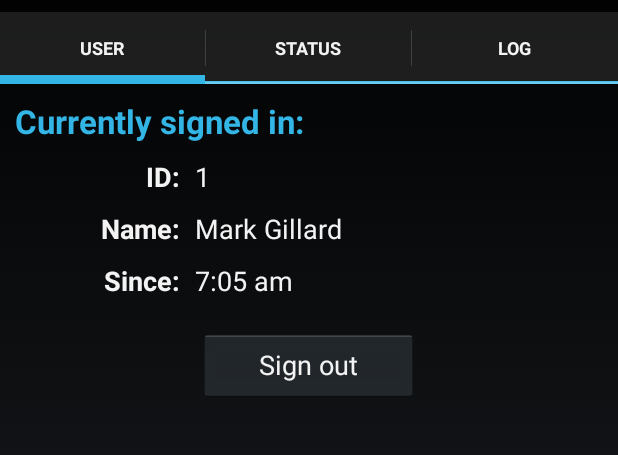
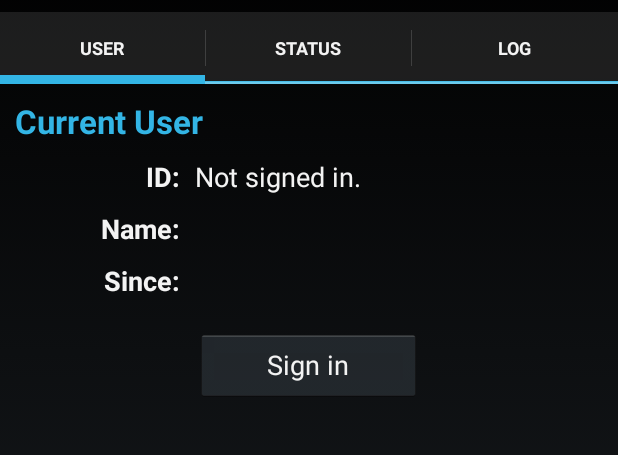
Before and after one commit to WiFindUs/wfu-meshtest-android, an Android app: the screen it shows after launch (MainActivity), on a phone screen of 412 x 824 dp, the part 60-515 px from its top. Run offline under Robolectric (Android 15) with nearby library versions, the phone set to English and light mode, and no system bars.

Commit message:
implemented user logins

```diff
--- a/wfu-meshtester/src/main/java/com/wifindus/meshtester/MainActivity.java
+++ b/wfu-meshtester/src/main/java/com/wifindus/meshtester/MainActivity.java
@@ -78,6 +78,7 @@ public class MainActivity extends FragmentActivity
         intentFilter.addAction(MeshApplication.ACTION_UPDATE_LOCATION);
         intentFilter.addAction(MeshApplication.ACTION_UPDATE_MESH_ADDRESS);
         intentFilter.addAction(MeshApplication.ACTION_UPDATE_CLEANED);
+        intentFilter.addAction(MeshApplication.ACTION_UPDATE_USER);
         registerReceiver(meshActivityReceiver, intentFilter);
 
         //create the background service
--- a/wfu-meshtester/src/main/java/com/wifindus/meshtester/MeshApplication.java
+++ b/wfu-meshtester/src/main/java/com/wifindus/meshtester/MeshApplication.java
@@ -5,6 +5,7 @@ import android.content.Context;
 import android.content.Intent;
 import android.content.SharedPreferences;
 import android.location.Location;
+import android.telephony.TelephonyManager;
 import android.util.Log;
 
 import com.wifindus.meshtester.logs.Logger;
@@ -12,17 +13,21 @@ import com.wifindus.meshtester.logs.Logger;
 import java.net.InetAddress;
 import java.net.UnknownHostException;
 import java.util.Random;
+import java.util.concurrent.ConcurrentHashMap;
 
 /**
  * Created by marzer on 25/04/2014.
  */
 public class MeshApplication extends Application
 {
+    public static final long SIGNOUT_INVALID_TIME = 1000 * 60 * 60 * 8; //eight hours
+
     public static final String ACTION_PREFIX = "WFU_";
     public static final String ACTION_UPDATE_LOCATION = MeshApplication.ACTION_PREFIX + "UPDATE_LOCATION";
     public static final String ACTION_UPDATE_MESH_ADDRESS = MeshApplication.ACTION_PREFIX + "UPDATE_MESH_ADDRESS";
     public static final String ACTION_UPDATE_CONNECTION_STATE = MeshApplication.ACTION_PREFIX + "UPDATE_CONNECTION_STATE";
     public static final String ACTION_UPDATE_CLEANED = MeshApplication.ACTION_PREFIX + "UPDATE_CLEANED";
+    public static final String ACTION_UPDATE_USER = MeshApplication.ACTION_PREFIX + "UPDATE_USER";
 
     private static volatile MeshService meshService = null;
     private static volatile SystemManager systemManager =  null;
@@ -35,6 +40,9 @@ public class MeshApplication extends Application
 
     //device info
     private static volatile String hash = null;
+    private static volatile int userID = -1;
+    private static volatile long lastSignInTime = 0;
+    private static volatile ConcurrentHashMap<Integer, String> userNames = new ConcurrentHashMap<Integer, String>();
 
     //mesh status
     private static volatile boolean meshConnected = false;
@@ -58,12 +66,14 @@ public class MeshApplication extends Application
         //StrictMode.setThreadPolicy(new StrictMode.ThreadPolicy.Builder().detectAll().penaltyLog().penaltyDeath().build());
         //StrictMode.setVmPolicy(new StrictMode.VmPolicy.Builder().detectAll().penaltyLog().penaltyDeath().build());
 
+        //structures
         if (systemManager == null)
             systemManager = new SystemManager(this);
         if (preferences == null)
             preferences = getSharedPreferences("com.wifindus.eye.sharedprefs", Context.MODE_PRIVATE);
-        if (hash == null)
-        {
+
+        //hash
+        SharedPreferences.Editor editor = preferences.edit();
         String tempHash = preferences.getString("hash", null);
         if (tempHash == null) {
             String seed = "abcdefghijklmnopqrstuvwxyzABCDEFHIJKLMNOPQRSTUVWXYZ0123456789";
@@ -73,13 +83,21 @@ public class MeshApplication extends Application
                 int idx = r.nextInt(seed.length());
                 tempHash += seed.substring(idx, idx + 1);
             }
-
-                SharedPreferences.Editor editor = preferences.edit();
             editor.putString("hash", tempHash);
-                editor.commit();
         }
         hash = tempHash;
+
+        //currently signed in user
+        userID = preferences.getInt("userID", -1);
+        lastSignInTime = preferences.getLong("lastSignInTime", 0);
+        if (userID > -1 && (System.currentTimeMillis() - lastSignInTime) > SIGNOUT_INVALID_TIME)
+        {
+            userID = -1;
+            lastSignInTime = 0;
+            editor.putInt("userID", userID);
+            editor.putLong("lastSignInTime", lastSignInTime);
         }
+        editor.commit();
     }
 
     /////////////////////////////////////////////////////////////////////
@@ -97,10 +115,7 @@ public class MeshApplication extends Application
         return meshService;
     }
 
-    public static final SystemManager systems()
-    {
-        return systemManager;
-    }
+    public static final SystemManager systems() { return systemManager; }
 
     public static final String getHash()
     {
@@ -130,6 +145,29 @@ public class MeshApplication extends Application
     public static final String getMeshHostName()
     {
         return meshHostName;
+    }
+
+    public static final int getUserID() { return userID; }
+
+    public static final long getUserSignedInSince()
+    {
+        return lastSignInTime;
+    }
+
+    public static final String getDeviceType()
+    {
+        if (systems().getTelephonyManager() == null
+            || systems().getTelephonyManager().getPhoneType() == TelephonyManager.PHONE_TYPE_NONE)
+            return "TAB";
+        return "PHO";
+    }
+
+    public static final String getUserName()
+    {
+        if (userID <= -1)
+            return "";
+        String name = userNames.get(Integer.valueOf(userID));
+        return name == null ? "" : name;
     }
 
     public static final boolean isDirty()
@@ -179,6 +217,22 @@ public class MeshApplication extends Application
         Static.broadcastSimpleIntent(context, ACTION_UPDATE_LOCATION);
     }
 
+    public static final void updateUser(Context context, int userID)
+    {
+        if ((userID = Math.max(userID,-1)) == MeshApplication.userID)
+            return;
+        MeshApplication.userID = userID;
+        lastSignInTime = userID >= 0 ? System.currentTimeMillis() : 0;
+        dirty = true;
+
+        SharedPreferences.Editor editor = preferences.edit();
+        editor.putInt("userID", userID);
+        editor.putLong("lastSignInTime", lastSignInTime);
+        editor.commit();
+
+        Static.broadcastSimpleIntent(context, ACTION_UPDATE_USER);
+    }
+
     public static final void updateMeshConnected(Context context, boolean connected)
     {
         if (connected == meshConnected)
--- a/wfu-meshtester/src/main/java/com/wifindus/meshtester/fragments/UserFragment.java
+++ b/wfu-meshtester/src/main/java/com/wifindus/meshtester/fragments/UserFragment.java
@@ -1,14 +1,29 @@
 package com.wifindus.meshtester.fragments;
 
+import android.app.AlertDialog;
+import android.content.DialogInterface;
 import android.os.Bundle;
+import android.os.Handler;
+import android.text.InputFilter;
+import android.text.InputType;
 import android.view.LayoutInflater;
 import android.view.View;
 import android.view.ViewGroup;
+import android.widget.Button;
+import android.widget.EditText;
+import android.widget.TextView;
+import android.widget.Toast;
 
+import com.wifindus.meshtester.MeshApplication;
 import com.wifindus.meshtester.R;
+import com.wifindus.meshtester.Static;
 
-public class UserFragment extends BaseFragment
-{
+public class UserFragment extends BaseFragment  {
+    private TextView id, name, since;
+    private Button signInOutButton;
+    private static final String TAG = UserFragment.class.getName();
+    private Handler timerHandler = new Handler();
+
     public UserFragment()
     {
         // Required empty public constructor
@@ -17,8 +32,121 @@ public class UserFragment extends BaseFragment
     @Override
     public View onCreateView(LayoutInflater inflater, ViewGroup container, Bundle savedInstanceState)
     {
-        // Inflate the layout for this fragment
-        return inflater.inflate(R.layout.fragment_user, container, false);
+        View view = inflater.inflate(R.layout.fragment_user, container, false);
+        id = (TextView)view.findViewById(R.id.field_user_id);
+        since = (TextView)view.findViewById(R.id.field_user_since);
+        name = (TextView)view.findViewById(R.id.field_user_name);
+        signInOutButton = (Button)view.findViewById(R.id.user_change_button);
+        signInOutButton.setOnClickListener(signInClickListener);
+        return view;
     }
 
+    @Override
+    public void onResume()
+    {
+        super.onResume();
+        updateUserItems();
+        timerHandler.postDelayed(timerRunnable, 1000);
+    }
+
+    @Override
+    public void onPause()
+    {
+        super.onPause();
+        timerHandler.removeCallbacks(timerRunnable);
+    }
+
+    public void updateUserItems()
+    {
+        int userID = MeshApplication.getUserID();
+        id.setText(userID >= 0 ? Integer.toString(MeshApplication.getUserID()) : getResources().getString(R.string.user_no_id));
+        name.setText(userID >= 0 ? MeshApplication.getUserName() : "");
+        signInOutButton.setText(userID >= 0 ? R.string.user_logout : R.string.user_login);
+        updateSignedInTime();
+    }
+
+    private View.OnClickListener signInClickListener = new View.OnClickListener() {
+        @Override
+        public void onClick(View view)
+        {
+            if (view == signInOutButton)
+            {
+                if (MeshApplication.getUserID() >= 0)
+                {
+                    AlertDialog.Builder builder = new AlertDialog.Builder(UserFragment.this.getActivity());
+                    builder.setMessage(R.string.user_really_logout)
+                        .setPositiveButton(android.R.string.yes,  new DialogInterface.OnClickListener() {
+                            public void onClick(DialogInterface di, int i) {
+                                MeshApplication.updateUser(UserFragment.this.getActivity(),-1);
+                                updateUserItems();
+                                Toast.makeText(UserFragment.this.getActivity(),
+                                    getResources().getString(R.string.user_logout_ok_toast),
+                                    Toast.LENGTH_LONG).show();
+                            }
+                        })
+                        .setNegativeButton(android.R.string.no, null)
+                        .show();
+                }
+                else //signing in
+                {
+                    //create text edit box
+                    final EditText text = new EditText(UserFragment.this.getActivity());
+                    text.setRawInputType(InputType.TYPE_CLASS_NUMBER | InputType.TYPE_NUMBER_VARIATION_NORMAL);
+                    text.setFilters(new InputFilter[] {new InputFilter.LengthFilter(8)});
+
+                    //build the dialog
+                    AlertDialog.Builder builder = new AlertDialog.Builder(UserFragment.this.getActivity());
+                    builder.setTitle(R.string.user_login)
+                        .setMessage(R.string.user_id_help_text)
+                        .setView(text)
+                        .setPositiveButton(android.R.string.ok, new DialogInterface.OnClickListener() {
+                            public void onClick(DialogInterface di, int i) {
+
+                                int userID = -1;
+                                try {
+                                    userID = Integer.parseInt(text.getText().toString().trim());
+                                } catch (NumberFormatException ex) {
+                                }
+                                MeshApplication.updateUser(UserFragment.this.getActivity(), userID);
+                                updateUserItems();
+                                if (userID > -1)
+                                    Toast.makeText(UserFragment.this.getActivity(),
+                                            getResources().getString(R.string.user_login_ok_toast, userID),
+                                            Toast.LENGTH_LONG).show();
+                            }
+                        })
+                        .setNegativeButton(android.R.string.cancel, null)
+                        .show();
+                }
+            }
+        }
+    };
+    @Override
+    public String logTag(){
+        return TAG;
+    }
+
+    private void updateSignedInTime()
+    {
+        if (MeshApplication.getUserID() >= 0)
+        {
+            long time = System.currentTimeMillis();
+            since.setText(
+                    Static.formatTimer(time - MeshApplication.getUserSignedInSince()) + " ago");
+        }
+        else
+        {
+            since.setText("");
+        }
+    }
+
+    private Runnable timerRunnable = new Runnable()
+    {
+        @Override
+        public void run()
+        {
+            updateSignedInTime();
+            timerHandler.postDelayed(this, 1000);
+        }
+    };
 }
--- a/wfu-meshtester/src/main/res/layout/fragment_user.xml
+++ b/wfu-meshtester/src/main/res/layout/fragment_user.xml
@@ -12,7 +12,7 @@
         android:text="@string/user_current"
         android:textStyle="bold"
         android:layout_width="match_parent"
-        android:textColor="@android:color/holo_blue_light"
+        android:textColor="@color/holo_blue_light"
         android:layout_marginBottom="10dp" />
 
     <LinearLayout
@@ -36,7 +36,7 @@
         android:layout_width="wrap_content"
         android:layout_height="wrap_content"
         android:textAppearance="?android:attr/textAppearanceMedium"
-        android:text="1"
+        android:text=""
         android:id="@+id/field_user_id"/>
     </LinearLayout>
 
@@ -61,7 +61,7 @@
             android:layout_width="wrap_content"
             android:layout_height="wrap_content"
             android:textAppearance="?android:attr/textAppearanceMedium"
-            android:text="Mark Gillard"
+            android:text=""
             android:id="@+id/field_user_name"/>
     </LinearLayout>
 
@@ -85,7 +85,7 @@
             android:layout_width="wrap_content"
             android:layout_height="wrap_content"
             android:textAppearance="?android:attr/textAppearanceMedium"
-            android:text="7:05 am"
+            android:text=""
             android:id="@+id/field_user_since"
             />
     </LinearLayout>
@@ -93,11 +93,10 @@
     <Button
         android:layout_width="wrap_content"
         android:layout_height="wrap_content"
-        android:text="@string/user_logout"
+        android:text="@string/user_login"
         android:id="@+id/user_change_button"
         android:layout_gravity="center_horizontal"
         android:layout_marginTop="10dp"
-        android:paddingLeft="40dp"
-        android:paddingRight="40dp"/>
+        android:minWidth="150dp" />
 
 </LinearLayout>
--- a/wfu-meshtester/src/main/res/values/strings.xml
+++ b/wfu-meshtester/src/main/res/values/strings.xml
@@ -14,11 +14,16 @@
     <string name="data_node">%1$d (%2$s)</string>
 
     <!-- user page -->
-    <string name="user_current">Currently signed in:</string>
+    <string name="user_current">Current User</string>
     <string name="user_id">ID:</string>
     <string name="user_name">Name:</string>
     <string name="user_logout">Sign out</string>
     <string name="user_login">Sign in</string>
+    <string name="user_really_logout">Really sign out?</string>
+    <string name="user_id_help_text">Enter your User ID:</string>
+    <string name="user_no_id">Not signed in.</string>
+    <string name="user_login_ok_toast">Successfully signed in as user #%d.</string>
+    <string name="user_logout_ok_toast">Successfully signed out.</string>
 
     <!-- status page -->
     <string name="status_uptime">On since:</string>
```
Lines whose indentation alone changed are shown as unchanged.
